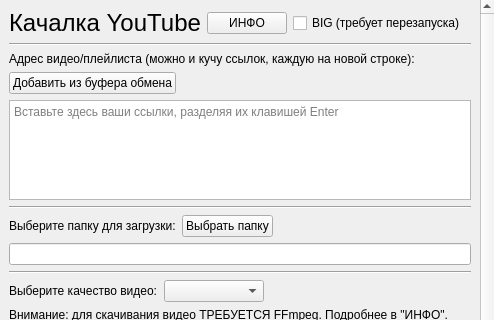
Above: ui/main.ui from SeryiBaran/yt-dlp-python-gui before the change; both pictures show x 0 to 494 and y 0 to 320 of the 494 by 570 pixel window. Below: the same form after it.
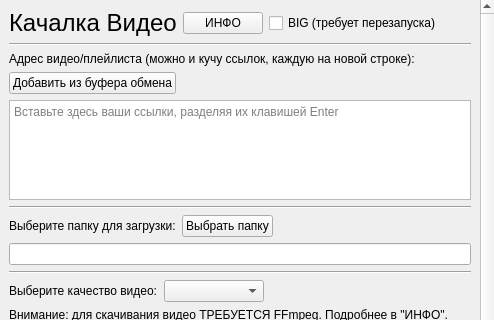
That is the form after the change. Icons and pictures are not drawn.

The edit to the form file:
```diff
--- a/ui/main.ui
+++ b/ui/main.ui
@@ -72,7 +72,7 @@
              </font>
             </property>
             <property name="text">
-             <string>Качалка YouTube</string>
+             <string>Качалка Видео</string>
             </property>
            </widget>
           </item>
```
Left out of the diff: 2 changed lines with no effect on the pictures.
